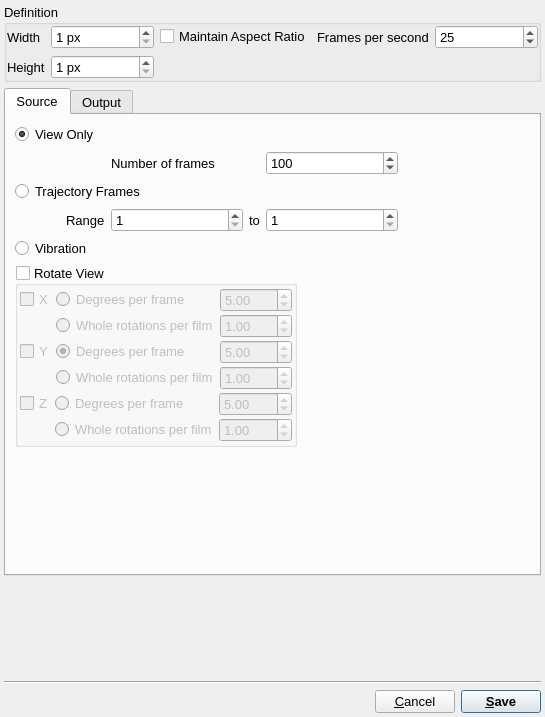
First picture: the form in src/gui/exportfilm.ui, repository trisyoungs/aten, before the edit.
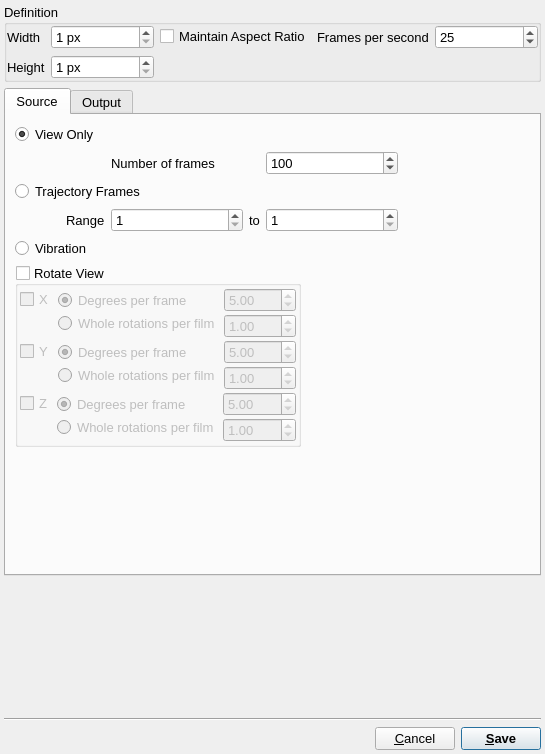
Second picture: the form after the edit. Icons and pictures are not drawn.

Commit message: Split Messenger and Task into separate files. Task class now derives from QProcess, allowing external commands to be run as a task in the progress indicator. Added EncoderDefinition::nCommands(). Updated ExportFilm dialog. Film export now complete, running external functions defined by selected EncoderDefinition.

Diff of the .ui file:
```diff
--- a/src/gui/exportfilm.ui
+++ b/src/gui/exportfilm.ui
@@ -10,7 +10,7 @@
     <x>0</x>
     <y>0</y>
     <width>545</width>
-    <height>717</height>
+    <height>754</height>
    </rect>
   </property>
   <property name="sizePolicy">
@@ -317,16 +317,6 @@
             </property>
             <item>
              <layout class="QGridLayout" name="gridLayout_4">
-              <item row="1" column="1">
-               <widget class="QRadioButton" name="RotateViewXWholeRadio">
-                <property name="enabled">
-                 <bool>false</bool>
-                </property>
-                <property name="text">
-                 <string>Whole rotations per film</string>
-                </property>
-               </widget>
-              </item>
               <item row="1" column="2">
                <widget class="QDoubleSpinBox" name="RotateViewXWholeSpin">
                 <property name="enabled">
@@ -349,19 +339,6 @@
                 </property>
                </widget>
               </item>
-              <item row="0" column="1">
-               <widget class="QRadioButton" name="RotateViewXDeltaRadio">
-                <property name="enabled">
-                 <bool>false</bool>
-                </property>
-                <property name="text">
-                 <string>Degrees per frame</string>
-                </property>
-                <property name="checked">
-                 <bool>true</bool>
-                </property>
-               </widget>
-              </item>
               <item row="0" column="2">
                <widget class="QDoubleSpinBox" name="RotateViewXDeltaSpin">
                 <property name="enabled">
@@ -391,33 +368,45 @@
                 </property>
                </widget>
               </item>
+              <item row="0" column="1" rowspan="2">
+               <widget class="QWidget" name="widget" native="true">
+                <layout class="QVBoxLayout" name="verticalLayout_4">
+                 <property name="spacing">
+                  <number>2</number>
+                 </property>
+                 <property name="margin">
+                  <number>2</number>
+                 </property>
+                 <item>
+                  <widget class="QRadioButton" name="RotateViewXDeltaRadio">
+                   <property name="enabled">
+                    <bool>false</bool>
+                   </property>
+                   <property name="text">
+                    <string>Degrees per frame</string>
+                   </property>
+                   <property name="checked">
+                    <bool>true</bool>
+                   </property>
+                  </widget>
+                 </item>
+                 <item>
+                  <widget class="QRadioButton" name="RotateViewXWholeRadio">
+                   <property name="enabled">
+                    <bool>false</bool>
+                   </property>
+                   <property name="text">
+                    <string>Whole rotations per film</string>
+                   </property>
+                  </widget>
+                 </item>
+                </layout>
+               </widget>
+              </item>
              </layout>
             </item>
             <item>
              <layout class="QGridLayout" name="gridLayout_3">
-              <item row="1" column="1">
-               <widget class="QRadioButton" name="RotateViewYWholeRadio">
-                <property name="enabled">
-                 <bool>false</bool>
-                </property>
-                <property name="text">
-                 <string>Whole rotations per film</string>
-                </property>
-               </widget>
-              </item>
-              <item row="0" column="1">
-               <widget class="QRadioButton" name="RotateViewYDeltaRadio">
-                <property name="enabled">
-                 <bool>false</bool>
-                </property>
-                <property name="text">
-                 <string>Degrees per frame</string>
-                </property>
-                <property name="checked">
-                 <bool>true</bool>
-                </property>
-               </widget>
-              </item>
               <item row="0" column="2">
                <widget class="QDoubleSpinBox" name="RotateViewYDeltaSpin">
                 <property name="enabled">
@@ -469,20 +458,45 @@
                 </property>
                </widget>
               </item>
+              <item row="0" column="1" rowspan="2">
+               <widget class="QWidget" name="widget_2" native="true">
+                <layout class="QVBoxLayout" name="verticalLayout_5">
+                 <property name="spacing">
+                  <number>2</number>
+                 </property>
+                 <property name="margin">
+                  <number>2</number>
+                 </property>
+                 <item>
+                  <widget class="QRadioButton" name="RotateViewYDeltaRadio">
+                   <property name="enabled">
+                    <bool>false</bool>
+                   </property>
+                   <property name="text">
+                    <string>Degrees per frame</string>
+                   </property>
+                   <property name="checked">
+                    <bool>true</bool>
+                   </property>
+                  </widget>
+                 </item>
+                 <item>
+                  <widget class="QRadioButton" name="RotateViewYWholeRadio">
+                   <property name="enabled">
+                    <bool>false</bool>
+                   </property>
+                   <property name="text">
+                    <string>Whole rotations per film</string>
+                   </property>
+                  </widget>
+                 </item>
+                </layout>
+               </widget>
+              </item>
              </layout>
             </item>
             <item>
              <layout class="QGridLayout" name="gridLayout_5">
-              <item row="1" column="1">
-               <widget class="QRadioButton" name="RotateViewZWholeRadio">
-                <property name="enabled">
-                 <bool>false</bool>
-                </property>
-                <property name="text">
-                 <string>Whole rotations per film</string>
-                </property>
-               </widget>
-              </item>
               <item row="1" column="2">
                <widget class="QDoubleSpinBox" name="RotateViewZWholeSpin">
                 <property name="enabled">
@@ -505,19 +519,6 @@
                 </property>
                </widget>
               </item>
-              <item row="0" column="1">
-               <widget class="QRadioButton" name="RotateViewZDeltaRadio">
-                <property name="enabled">
-                 <bool>false</bool>
-                </property>
-                <property name="text">
-                 <string>Degrees per frame</string>
-                </property>
-                <property name="checked">
-                 <bool>false</bool>
-                </property>
-               </widget>
-              </item>
               <item row="0" column="2">
                <widget class="QDoubleSpinBox" name="RotateViewZDeltaSpin">
                 <property name="enabled">
@@ -547,6 +548,41 @@
                 </property>
                </widget>
               </item>
+              <item row="0" column="1" rowspan="2">
+               <widget class="QWidget" name="widget_3" native="true">
+                <layout class="QVBoxLayout" name="verticalLayout_6">
+                 <property name="spacing">
+                  <number>2</number>
+                 </property>
+                 <property name="margin">
+                  <number>2</number>
+                 </property>
+                 <item>
+                  <widget class="QRadioButton" name="RotateViewZDeltaRadio">
+                   <property name="enabled">
+                    <bool>false</bool>
+                   </property>
+                   <property name="text">
+                    <string>Degrees per frame</string>
+                   </property>
+                   <property name="checked">
+                    <bool>true</bool>
+                   </property>
+                  </widget>
+                 </item>
+                 <item>
+                  <widget class="QRadioButton" name="RotateViewZWholeRadio">
+                   <property name="enabled">
+                    <bool>false</bool>
+                   </property>
+                   <property name="text">
+                    <string>Whole rotations per film</string>
+                   </property>
+                  </widget>
+                 </item>
+                </layout>
+               </widget>
+              </item>
              </layout>
             </item>
            </layout>
```
The commit also changes 15 other files.
